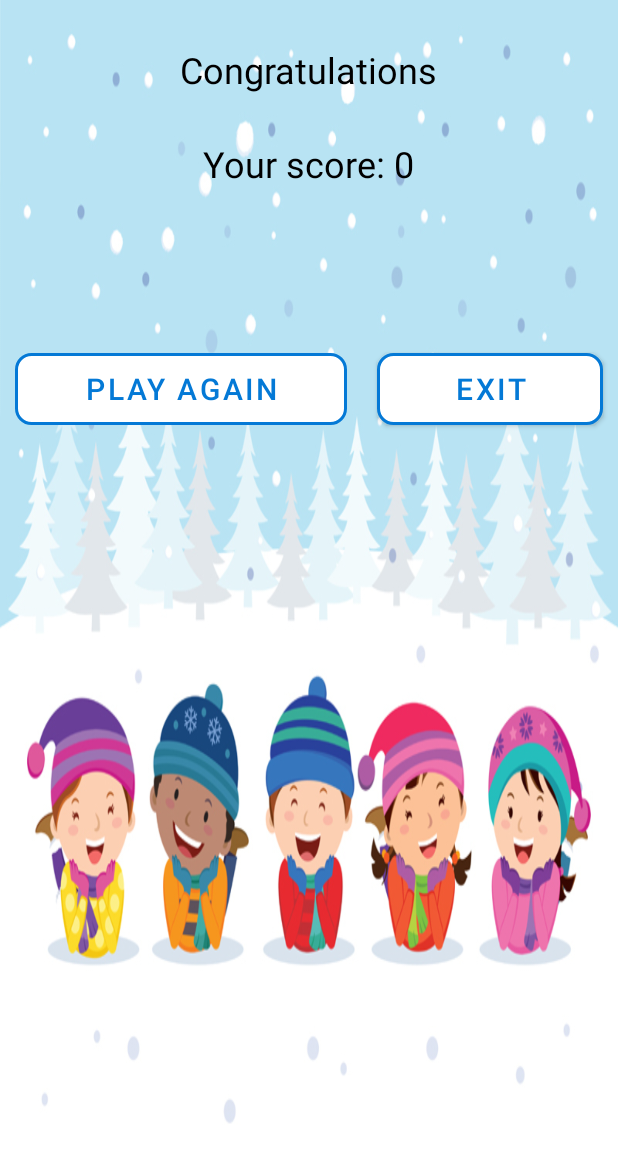
After one commit to TobiOnibudo/Math_Game, an Android app: the ResultActivity screen opened directly, with no data from a screen before it, on a phone screen of 412 x 824 dp. The commit adds this screen. Shown: the top 1162 px of the screen. Run offline under Robolectric (Android 15) with nearby library versions, the phone set to English and light mode, and no system bars.

Commit message:
Added game ending page

```diff
--- a/app/src/main/AndroidManifest.xml
+++ b/app/src/main/AndroidManifest.xml
@@ -10,19 +10,20 @@
         android:label="@string/app_name"
         android:roundIcon="@mipmap/ic_launcher_round"
         android:supportsRtl="true"
-
         tools:targetApi="31">
+        <activity
+            android:name=".ResultActivity"
+            android:exported="false"
+            android:theme="@style/Theme.ResultPage"/>
         <activity
             android:name=".GameActivity"
             android:exported="false"
             android:parentActivityName=".MainActivity"
-            android:theme="@style/Theme.GamePage"/>
-
+            android:theme="@style/Theme.GamePage" />
         <activity
             android:name=".MainActivity"
             android:exported="true"
-            android:theme="@style/Theme.MathGame">
-
+            android:theme="@style/base.Theme.MathGame">
             <intent-filter>
                 <action android:name="android.intent.action.MAIN" />
 
--- a/app/src/main/java/com/example/mathgame/GameActivity.kt
+++ b/app/src/main/java/com/example/mathgame/GameActivity.kt
@@ -1,5 +1,6 @@
 package com.example.mathgame
 
+import android.content.Intent
 import androidx.appcompat.app.AppCompatActivity
 import android.os.Bundle
 import android.os.CountDownTimer
@@ -70,6 +71,7 @@ class GameActivity : AppCompatActivity() {
                     textQuestion.text = "Sorry, your answer is wrong"
                     textLife.text = userLife.toString()
                 }
+                moveToResultPage()
 
             }
         }
@@ -77,14 +79,30 @@ class GameActivity : AppCompatActivity() {
         buttonNext.setOnClickListener {
             pauseTimer()
             resetTimer()
+            moveToResultPage()
             gameContinue()
             editTextAnswer.setText("")
-        }
 
 
+        }
 
     }
 
+    fun moveToResultPage()
+    {   if (userLife <= 0)
+        {
+            Toast.makeText(applicationContext,"Game Over",Toast.LENGTH_LONG).show()
+            val intent = Intent(this@GameActivity,ResultActivity::class.java)
+            intent.putExtra("score",userScore)
+            startActivity(intent)
+            finish()
+        }
+        else
+        {
+            gameContinue()
+        }
+
+    }
     fun gameContinue()
     {
         val num1 = Random.nextInt(0,100)
@@ -96,6 +114,8 @@ class GameActivity : AppCompatActivity() {
 
         startTimer()
     }
+
+
 
     fun startTimer()
     {
--- /dev/null
+++ b/app/src/main/java/com/example/mathgame/ResultActivity.kt
@@ -0,0 +1,39 @@
+package com.example.mathgame
+
+import android.content.Intent
+import androidx.appcompat.app.AppCompatActivity
+import android.os.Bundle
+import android.widget.Button
+import android.widget.TextView
+
+class ResultActivity : AppCompatActivity() {
+
+    private lateinit var  result: TextView
+    private lateinit var playAgain : Button
+    private lateinit var  exit : Button
+
+    override fun onCreate(savedInstanceState: Bundle?) {
+        super.onCreate(savedInstanceState)
+        setContentView(R.layout.activity_result)
+
+        result = findViewById(R.id.textViewResult)
+        playAgain = findViewById(R.id.buttonAgain)
+        exit = findViewById(R.id.buttonExit)
+        val score = intent.getIntExtra("score",0)
+
+        result.text = "Your score: "+ score
+
+        playAgain.setOnClickListener {
+          val intent = Intent(this@ResultActivity, MainActivity::class.java)
+          startActivity(intent)
+          finish()
+        }
+
+        exit.setOnClickListener {
+            val intent = Intent(Intent.ACTION_MAIN)
+            intent.addCategory(Intent.CATEGORY_HOME )
+            intent.flags = Intent.FLAG_ACTIVITY_NEW_TASK
+            startActivity(intent)
+        }
+    }
+}
--- /dev/null
+++ b/app/src/main/res/layout/activity_result.xml
@@ -0,0 +1,61 @@
+<?xml version="1.0" encoding="utf-8"?>
+<LinearLayout xmlns:android="http://schemas.android.com/apk/res/android"
+    xmlns:app="http://schemas.android.com/apk/res-auto"
+    xmlns:tools="http://schemas.android.com/tools"
+    android:layout_width="match_parent"
+    android:layout_height="match_parent"
+    android:background="@drawable/third"
+    android:gravity="center_horizontal"
+    android:orientation="vertical"
+    tools:context=".ResultActivity">
+
+
+    <TextView
+        android:id="@+id/textView2"
+        android:layout_width="wrap_content"
+        android:layout_height="wrap_content"
+        android:layout_marginTop="30dp"
+        android:text="Congratulations"
+        android:textColor="@color/black"
+        android:textSize="24sp" />
+
+    <TextView
+        android:id="@+id/textViewResult"
+        android:layout_width="wrap_content"
+        android:layout_height="wrap_content"
+        android:layout_marginTop="30dp"
+        android:text="Score: 0"
+        android:textColor="@color/black"
+        android:textSize="24sp" />
+
+    <LinearLayout
+        android:layout_width="match_parent"
+        android:layout_height="match_parent"
+        android:layout_marginTop="100dp"
+        android:orientation="horizontal">
+
+        <Button
+            android:id="@+id/buttonAgain"
+            android:layout_width="wrap_content"
+            android:layout_height="wrap_content"
+            android:layout_margin="10dp"
+            android:layout_weight="1"
+            android:background="@drawable/button_shape"
+            android:text="PLAY AGAIN"
+            android:textColor="@color/blue"
+            android:textSize="20sp"
+            app:backgroundTint="@null" />
+
+        <Button
+            android:id="@+id/buttonExit"
+            android:layout_width="wrap_content"
+            android:layout_height="wrap_content"
+            android:layout_margin="10dp"
+            android:layout_weight="1"
+            android:background="@drawable/button_shape"
+            android:text="EXIT"
+            android:textColor="@color/blue"
+            android:textSize="20sp"
+            app:backgroundTint="@null" />
+    </LinearLayout>
+</LinearLayout>
--- a/app/src/main/res/values/themes.xml
+++ b/app/src/main/res/values/themes.xml
@@ -1,6 +1,6 @@
 <resources xmlns:tools="http://schemas.android.com/tools">
     <!-- Base application theme. -->
-    <style name="Theme.MathGame" parent="Theme.MaterialComponents.DayNight.DarkActionBar">
+    <style name="base.Theme.MathGame" parent="Theme.MaterialComponents.DayNight.DarkActionBar">
         <!-- Primary brand color. -->
         <item name="colorPrimary">@color/green</item>
         <item name="colorPrimaryVariant">@color/green</item>
@@ -26,4 +26,17 @@
         <item name="android:statusBarColor">@color/blue</item>
     </style>
 
+    <style name="Theme.ResultPage" parent="Theme.MaterialComponents.DayNight.NoActionBar">
+        <!-- Primary brand color. -->
+        <item name="colorPrimary">@color/ice_blue</item>
+        <item name="colorPrimaryVariant">@color/ice_blue</item>
+        <item name="colorOnPrimary">@color/white</item>
+        <!-- Secondary brand color. -->
+        <item name="colorSecondary">@color/teal_200</item>
+        <item name="colorSecondaryVariant">@color/teal_700</item>
+        <item name="colorOnSecondary">@color/black</item>
+        <!-- Status bar color. -->
+        <item name="android:statusBarColor">?attr/colorPrimaryVariant</item>
+    </style>
+
 </resources>
```
